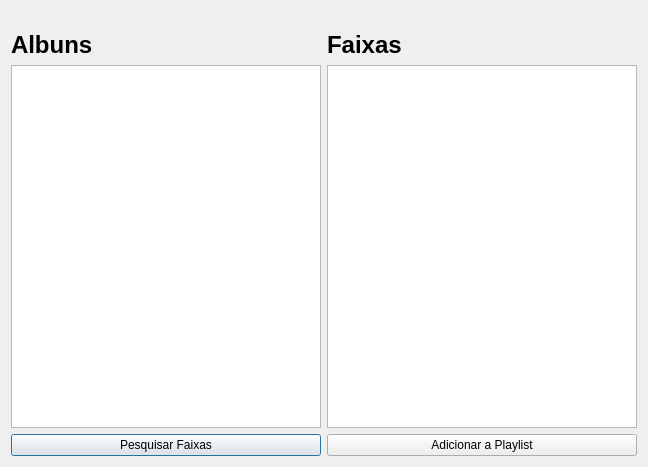
liiiipe/spotPer, file spotPer/janelaaddnovafaixa.ui: the form before one commit.
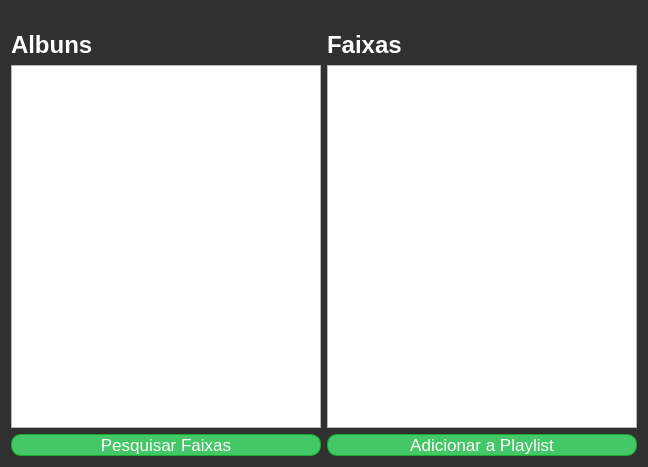
The form after the commit. Icons and pictures are not drawn.

Diff of the .ui file:
```diff
--- a/spotPer/janelaaddnovafaixa.ui
+++ b/spotPer/janelaaddnovafaixa.ui
@@ -13,6 +13,30 @@
   <property name="windowTitle">
    <string>Adicionar Nova Faixa</string>
   </property>
+  <property name="windowIcon">
+   <iconset resource="iconspotper.qrc">
+    <normaloff>:/new/prefix1/imgs/spot.png</normaloff>:/new/prefix1/imgs/spot.png</iconset>
+  </property>
+  <property name="styleSheet">
+   <string notr="true">QPushButton {
+	font: 75 16pt &quot;Bahnschrift&quot;;
+	background-color:#44c767;
+	border-radius: 10px;
+	border:1px solid #18ab29;
+	color:#ffffff;
+	font-size:17px;
+}
+QPushButton:hover {
+	background-color: #53f37e;
+}
+QDialog{
+	background-color: #303030;
+}
+QLabel{
+	font: 75 16pt &quot;Bahnschrift&quot;;
+	color:#ffffff;
+}</string>
+  </property>
   <layout class="QGridLayout" name="gridLayout">
    <item row="1" column="0">
     <layout class="QVBoxLayout" name="verticalLayout">
```
Left out of the diff: 4 changed lines with no effect on the pictures.
